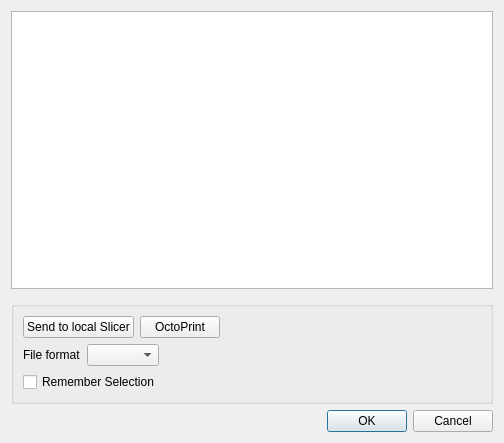
The window that src/gui/PrintInitDialog.ui (openscad/openscad) describes before a commit, drawn with Qt 5.
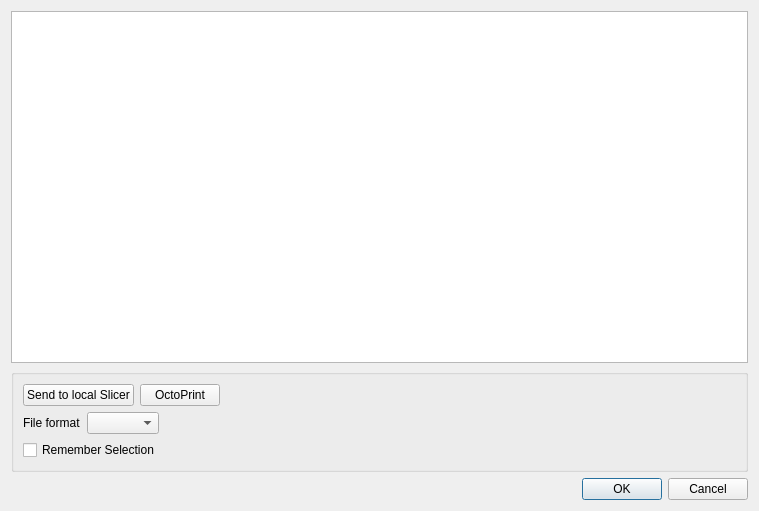
The same window after the commit.

Patch:
```diff
--- a/src/gui/PrintInitDialog.ui
+++ b/src/gui/PrintInitDialog.ui
@@ -6,8 +6,8 @@
    <rect>
     <x>0</x>
     <y>0</y>
-    <width>504</width>
-    <height>443</height>
+    <width>759</width>
+    <height>511</height>
    </rect>
   </property>
   <property name="windowTitle">
@@ -35,22 +35,6 @@
      </property>
     </widget>
    </item>
-   <item>
-    <spacer name="verticalSpacer">
-     <property name="orientation">
-      <enum>Qt::Orientation::Vertical</enum>
-     </property>
-     <property name="sizeType">
-      <enum>QSizePolicy::Policy::Fixed</enum>
-     </property>
-     <property name="sizeHint" stdset="0">
-      <size>
-       <width>20</width>
-       <height>6</height>
-      </size>
-     </property>
-    </spacer>
-   </item>
    <item>
     <widget class="QGroupBox" name="groupBox">
      <property name="title">
@@ -142,9 +126,6 @@
    </item>
    <item>
     <widget class="QDialogButtonBox" name="buttonBox">
-     <property name="orientation">
-      <enum>Qt::Orientation::Horizontal</enum>
-     </property>
      <property name="standardButtons">
       <set>QDialogButtonBox::StandardButton::Cancel|QDialogButtonBox::StandardButton::Ok</set>
      </property>
```
Left out of the diff: 6 changed lines with no effect on the pictures.
